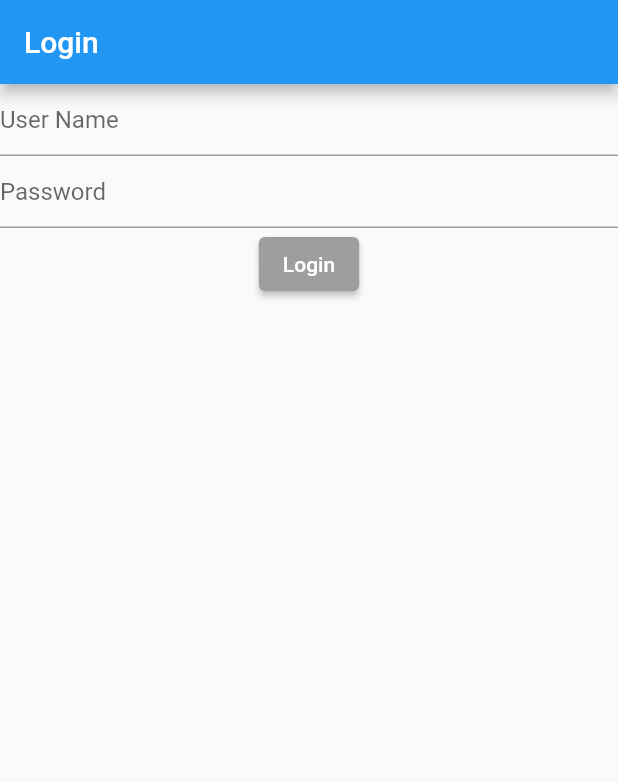
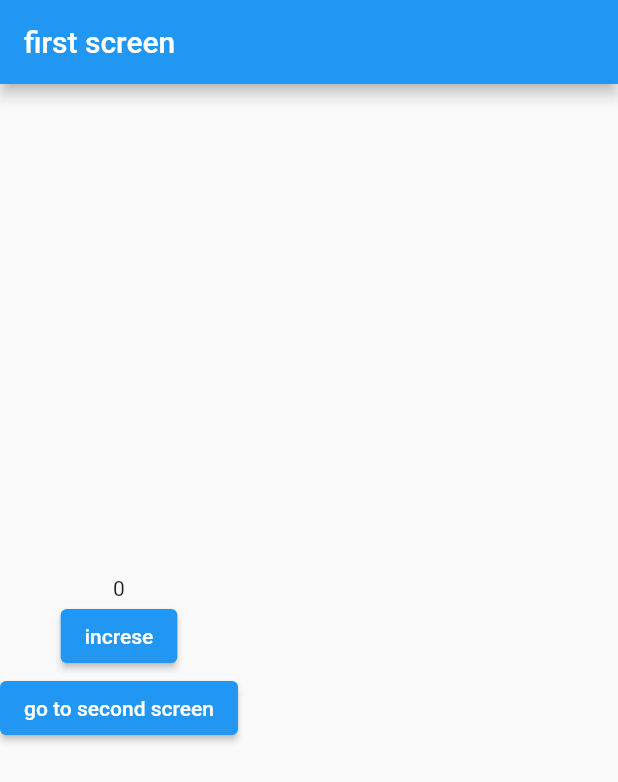
Before and after one commit to Krupal01/bloc_demo, a Flutter app: the screen it shows after launch, on a phone screen of 412 x 824 dp. Shown: the top 782 px of the screen. Run offline on Flutter 3.47's test engine with Material 2 defaults, Android fonts, the phone set to English and light mode, and no system bars; our stand-ins replace connectivity_plus, flutter_bloc.

Commit message:
navigation

```diff
--- /dev/null
+++ b/lib/blocs/navigation/first_cubit.dart
@@ -0,0 +1,7 @@
+import 'package:flutter_bloc/flutter_bloc.dart';
+
+class FirstCubit extends Cubit<int> {
+  FirstCubit() : super(0);
+
+  void increment() => emit(state + 1);
+}
--- /dev/null
+++ b/lib/blocs/navigation/first_scr.dart
@@ -0,0 +1,38 @@
+import 'package:bloc_demo/blocs/navigation/first_cubit.dart';
+import 'package:bloc_demo/blocs/navigation/second_scr.dart';
+import 'package:flutter/material.dart';
+import 'package:flutter_bloc/flutter_bloc.dart';
+
+class FirstScreen extends StatelessWidget {
+  static const route = "/first_screen";
+  const FirstScreen({Key? key}) : super(key: key);
+
+  @override
+  Widget build(BuildContext context) {
+    return Scaffold(
+      appBar: AppBar(
+        title: const Text("first screen"),
+      ),
+      body: Column(
+        mainAxisAlignment: MainAxisAlignment.center,
+        crossAxisAlignment: CrossAxisAlignment.center,
+        children: [
+          BlocBuilder<FirstCubit, int>(builder: (context, state) {
+            return Text(state.toString());
+          }),
+          ElevatedButton(
+            onPressed: () {
+              BlocProvider.of<FirstCubit>(context).increment();
+            },
+            child: const Text("increse"),
+          ),
+          ElevatedButton(
+              onPressed: () {
+                Navigator.pushNamed(context, SecondScreen.route);
+              },
+              child: const Text("go to second screen"))
+        ],
+      ),
+    );
+  }
+}
--- /dev/null
+++ b/lib/blocs/navigation/route.dart
@@ -0,0 +1,19 @@
+import 'package:bloc_demo/blocs/navigation/first_cubit.dart';
+import 'package:bloc_demo/blocs/navigation/first_scr.dart';
+import 'package:bloc_demo/blocs/navigation/second_cubit.dart';
+import 'package:bloc_demo/blocs/navigation/second_scr.dart';
+import 'package:flutter/material.dart';
+import 'package:flutter_bloc/flutter_bloc.dart';
+
+class Routes {
+  static MaterialPageRoute? onGenerateRoute(RouteSettings routeSettings) {
+    switch (routeSettings.name) {
+      case FirstScreen.route:
+        return MaterialPageRoute(builder: (context) =>BlocProvider(create: (context) => FirstCubit(),child: const FirstScreen(),),);
+      case SecondScreen.route:
+        return MaterialPageRoute(builder: (context) =>BlocProvider(create: (context) => SecondCubit(),child: const SecondScreen(),),);
+      default:
+        return null;
+    }
+  }
+}
--- /dev/null
+++ b/lib/blocs/navigation/second_cubit.dart
@@ -0,0 +1,7 @@
+import 'package:flutter_bloc/flutter_bloc.dart';
+
+class SecondCubit extends Cubit<int> {
+  SecondCubit() : super(0);
+
+  void increment() => emit(state + 1);
+}
--- a/lib/main.dart
+++ b/lib/main.dart
@@ -3,6 +3,9 @@ import 'package:bloc_demo/blocs/internet_bloc/internet_state.dart';
 import 'package:bloc_demo/blocs/internet_cubit/internet_cubit.dart';
 import 'package:bloc_demo/blocs/internet_cubit/internet_cubit_state.dart';
 import 'package:bloc_demo/blocs/login_bloc/login_bloc.dart';
+import 'package:bloc_demo/blocs/navigation/first_cubit.dart';
+import 'package:bloc_demo/blocs/navigation/first_scr.dart';
+import 'package:bloc_demo/blocs/navigation/route.dart';
 import 'package:bloc_demo/login_scr.dart';
 import 'package:flutter/material.dart';
 import 'package:flutter_bloc/flutter_bloc.dart';
@@ -17,13 +20,15 @@ class MyApp extends StatelessWidget {
   @override
   Widget build(BuildContext context) {
     return BlocProvider(
-      create: (context) => LoginBlock(),
+      create: (context) => FirstCubit(),
       child: MaterialApp(
         title: 'Flutter Demo',
         theme: ThemeData(
           primarySwatch: Colors.blue,
         ),
-        home: LoginScreen(),
+        onGenerateRoute: (settings) => Routes.onGenerateRoute(settings),
+        initialRoute: FirstScreen.route,
+
       ),
     );
   }
```
Also changed, not shown: lib/blocs/navigation/second_scr.dart (added, +31 -0 lines), lib/blocs/navigation/routes.dart (added).
